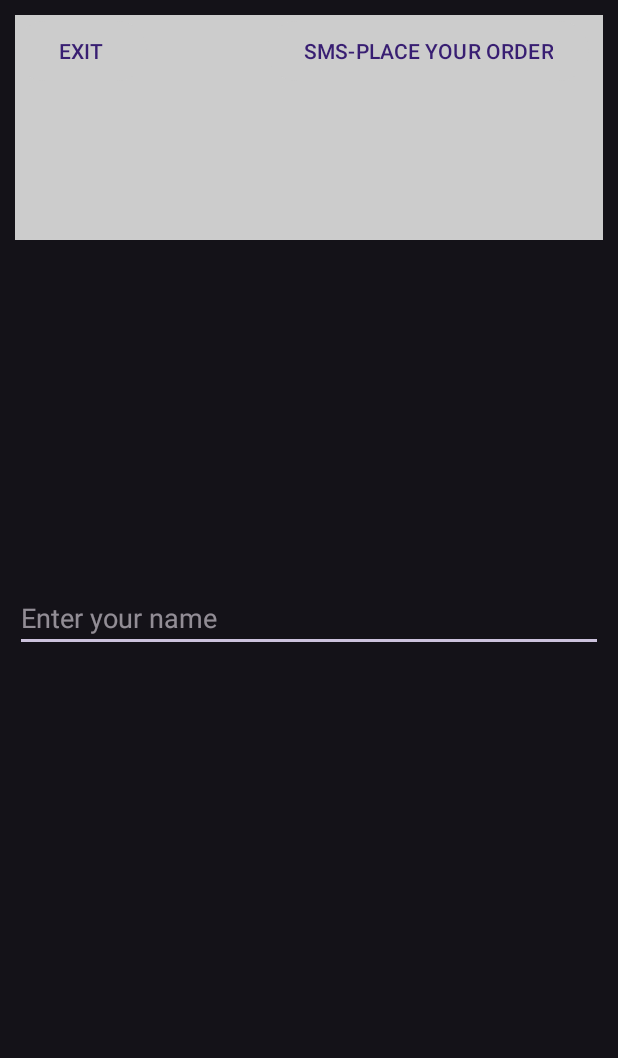
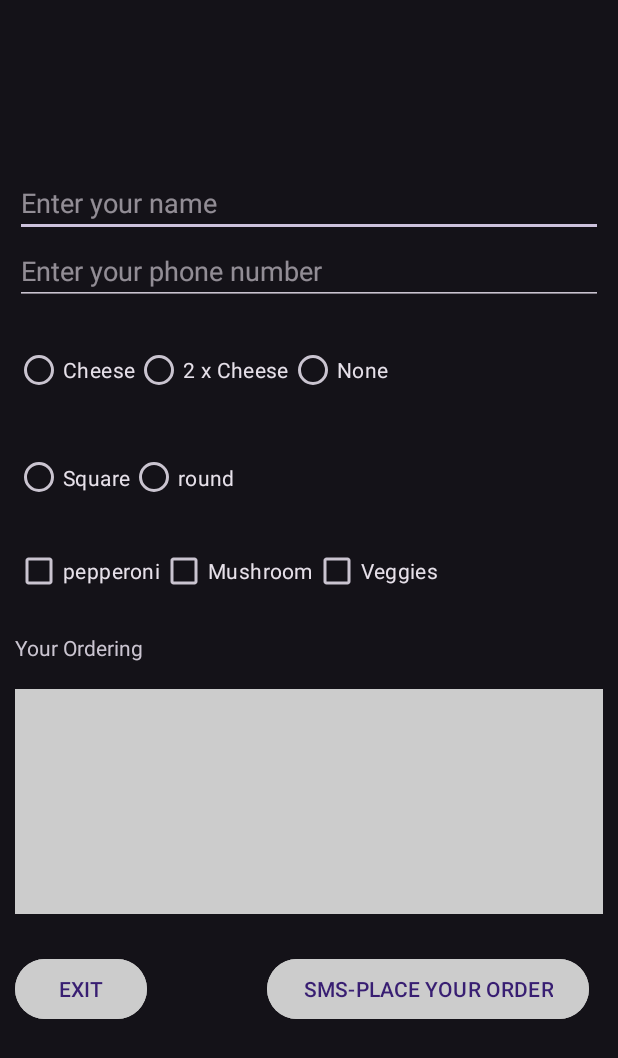
Before and after one commit to KaoSon2004/MobDev_INT3120_20, an Android app: the layout constraintlayout.xml on its own in the app's theme, with its tools: preview values and no code run, on a phone screen of 412 x 824 dp. Shown: the top 1058 px of the screen. Run offline under Robolectric (Android 15) with nearby library versions, the phone set to English and light mode, and no system bars.

Commit message:
Create ui using 4 layout

```diff
--- a/Code/homeworkWeek4_bai2/app/src/main/res/layout/constraintlayout.xml
+++ b/Code/homeworkWeek4_bai2/app/src/main/res/layout/constraintlayout.xml
@@ -12,35 +12,44 @@
         android:id="@+id/edittext1"
         android:layout_width="match_parent"
         android:layout_height="wrap_content"
+        android:layout_marginBottom="656dp"
+
         android:hint="Enter your name"
+        app:layout_constraintBottom_toBottomOf="parent"
 
-        app:layout_constraintBottom_toBottomOf="parent"
-        app:layout_constraintTop_toTopOf="@+id/edittext2"
-        tools:layout_editor_absoluteX="10dp" />
+        tools:layout_editor_absoluteX="-10dp" />
+
     <EditText
         android:id="@+id/edittext2"
         android:layout_width="match_parent"
         android:layout_height="wrap_content"
         android:hint="Enter your phone number"
-        android:layout_below="@id/edittext1"
-        />
+
+        app:layout_constraintBottom_toBottomOf="parent"
+        app:layout_constraintTop_toBottomOf="@+id/edittext1"
+        app:layout_constraintVertical_bias="0.0"
+        tools:layout_editor_absoluteX="-35dp" />
+
     <RadioGroup
         android:id="@+id/radiogroup1"
         android:layout_width="match_parent"
         android:layout_height="wrap_content"
         android:orientation="horizontal"
-        android:layout_below="@id/edittext2"
-        >
+        app:layout_constraintBottom_toBottomOf="parent"
+        app:layout_constraintTop_toBottomOf="@+id/edittext2"
+        app:layout_constraintVertical_bias="0.034"
+        tools:layout_editor_absoluteX="3dp">
+
         <RadioButton
             android:layout_width="wrap_content"
             android:layout_height="wrap_content"
-            android:text="Cheese"
-            />
+            android:text="Cheese" />
+
         <RadioButton
             android:layout_width="wrap_content"
             android:layout_height="wrap_content"
-            android:text="2 x Cheese"
-            />
+            android:text="2 x Cheese" />
+
         <RadioButton
             android:layout_width="wrap_content"
             android:layout_height="wrap_content"
@@ -48,52 +57,68 @@
 
             />
     </RadioGroup>
+
     <RadioGroup
+        android:id="@+id/radiogroup2"
+        android:layout_width="222dp"
+        android:layout_height="47dp"
         android:layout_below="@id/radiogroup1"
-        android:layout_width="wrap_content"
-        android:layout_height="wrap_content"
         android:orientation="horizontal"
-        android:id="@+id/radiogroup2"
-        >
+        app:layout_constraintBottom_toBottomOf="parent"
+        app:layout_constraintStart_toStartOf="parent"
+        app:layout_constraintTop_toBottomOf="@+id/radiogroup1"
+        app:layout_constraintVertical_bias="0.048">
+
         <RadioButton
             android:layout_width="wrap_content"
             android:layout_height="wrap_content"
-            android:text="Square"/>
+            android:text="Square" />
+
         <RadioButton
             android:layout_width="wrap_content"
             android:layout_height="wrap_content"
-            android:text="round"
-            />
+            android:text="round" />
     </RadioGroup>
+
     <LinearLayout
+        android:id="@+id/checkbox"
         android:layout_width="match_parent"
         android:layout_height="wrap_content"
+        android:layout_below="@id/radiogroup2"
         android:orientation="horizontal"
-        android:layout_below="@id/radiogroup2"
-        android:id="@+id/checkbox"
-        >
+        app:layout_constraintBottom_toBottomOf="parent"
+        app:layout_constraintEnd_toEndOf="parent"
+        app:layout_constraintStart_toStartOf="parent"
+        app:layout_constraintTop_toBottomOf="@+id/radiogroup2"
+        app:layout_constraintVertical_bias="0.034">
 
         <CheckBox
             android:layout_width="wrap_content"
             android:layout_height="wrap_content"
-            android:text="pepperoni"/>
+            android:text="pepperoni" />
+
         <CheckBox
             android:layout_width="wrap_content"
             android:layout_height="wrap_content"
             android:text="Mushroom" />
+
         <CheckBox
             android:layout_width="wrap_content"
             android:layout_height="wrap_content"
             android:text="Veggies" />
 
     </LinearLayout>
+
     <TextView
+        android:id="@+id/label"
         android:layout_width="wrap_content"
         android:layout_height="wrap_content"
+        android:layout_below="@id/checkbox"
         android:text="Your Ordering"
-        android:layout_below="@id/checkbox"
-        android:id="@+id/label"
-        />
+        app:layout_constraintBottom_toBottomOf="parent"
+        app:layout_constraintTop_toBottomOf="@+id/checkbox"
+        app:layout_constraintVertical_bias="0.044"
+        tools:layout_editor_absoluteX="-2dp" />
 
     <EditText
         android:id="@+id/textarea"
@@ -103,29 +128,37 @@
         android:background="#ccc"
         android:gravity="top"
         android:inputType="text|textMultiLine"
-        tools:layout_editor_absoluteX="16dp"
-        tools:layout_editor_absoluteY="443dp" />
+        app:layout_constraintBottom_toBottomOf="parent"
+        app:layout_constraintEnd_toEndOf="parent"
+        app:layout_constraintStart_toStartOf="parent"
+        app:layout_constraintTop_toBottomOf="@+id/label"
+        app:layout_constraintVertical_bias="0.081" />
 
     <LinearLayout
         android:layout_width="match_parent"
         android:layout_height="wrap_content"
+        android:layout_below="@id/textarea"
         android:orientation="horizontal"
-        android:layout_below="@id/textarea"
-        >
+        app:layout_constraintBottom_toBottomOf="parent"
+        app:layout_constraintEnd_toEndOf="parent"
+        app:layout_constraintStart_toStartOf="parent"
+        app:layout_constraintTop_toBottomOf="@+id/textarea"
+        app:layout_constraintVertical_bias="0.167">
+
         <Button
             android:layout_width="wrap_content"
             android:layout_height="wrap_content"
+            android:backgroundTint="#ccc"
             android:text="EXIT"
-            android:backgroundTint="#ccc"
 
             />
+
         <Button
             android:layout_width="wrap_content"
             android:layout_height="wrap_content"
-            android:text="SMS-PLACE YOUR ORDER"
             android:layout_marginLeft="80dp"
             android:backgroundTint="#ccc"
-            />
+            android:text="SMS-PLACE YOUR ORDER" />
     </LinearLayout>
 
 </androidx.constraintlayout.widget.ConstraintLayout>
```
Also changed, not shown: Code/homeworkWeek4_bai2/app/src/main/res/layout/tablelayout.xml (added, +133 -0 lines).
